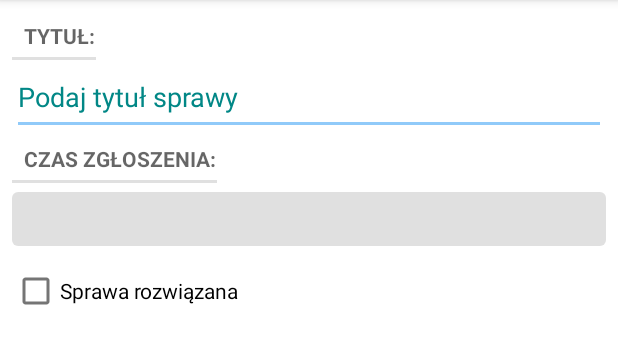
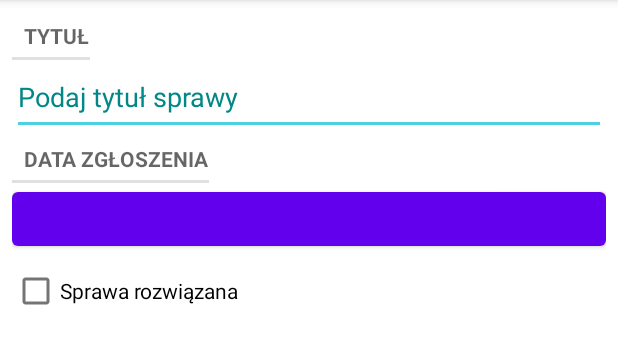
Before and after one commit to tombuczynski/criminalintent, an Android app: the CrimeFragment screen opened directly, with no data from a screen before it, on a phone screen of 412 x 824 dp, the part 84-448 px from its top. Run offline under Robolectric (Android 15) with nearby library versions, the phone set to English and light mode, and no system bars; our stand-ins replace data binding; 3 statements that could not run were skipped.

Commit message:
Chapter 12

```diff
--- a/app/src/main/java/com/bignerdranch/android/criminalintent/ui/CrimeFragment.java
+++ b/app/src/main/java/com/bignerdranch/android/criminalintent/ui/CrimeFragment.java
@@ -8,11 +8,9 @@ import android.view.ViewGroup;
 import com.bignerdranch.android.criminalintent.data.Crime;
 import com.bignerdranch.android.criminalintent.databinding.FragmentCrimeBinding;
 
-import org.jetbrains.annotations.Contract;
-
+import java.text.DateFormat;
+import java.util.Date;
 import java.util.HashSet;
-import java.util.Objects;
-import java.util.Set;
 import java.util.UUID;
 
 import androidx.annotation.NonNull;
@@ -23,12 +21,12 @@ import androidx.lifecycle.ViewModelProvider;
 public class CrimeFragment extends Fragment {
 
     private static final String TAG = "CrimeFragment";
-
-    public static final String ARG_CRIME_ID = "CRIME_ID";
+    private static final String ARG_CRIME_ID = "CrimeId";
 
     private CrimeViewModel mViewModel;
     private FragmentCrimeBinding b;
     private Crime mCrime;
+    private DateFormat mDateFormattter;
 
     @NonNull
     public static CrimeFragment newInstance(UUID crime_id) {
@@ -37,6 +35,7 @@ public class CrimeFragment extends Fragment {
         return f;
     }
 
+    @NonNull
     public static Bundle prepareArgs(UUID crime_id) {
         Bundle bundle = new Bundle();
         bundle.putSerializable(ARG_CRIME_ID, crime_id);
@@ -48,6 +47,7 @@ public class CrimeFragment extends Fragment {
     public void onCreate(@Nullable Bundle savedInstanceState) {
         super.onCreate(savedInstanceState);
 
+        mDateFormattter =  DateFormat.getDateInstance(java.text.DateFormat.LONG);
     }
 
     @Override
@@ -65,6 +65,7 @@ public class CrimeFragment extends Fragment {
         mCrime = mViewModel.getCrime(id);
 
         b.setCrime(mCrime);
+        b.setDateFormattter(mDateFormattter);
 
         //b.setLifecycleOwner(this);
 
@@ -75,9 +76,7 @@ public class CrimeFragment extends Fragment {
     public void onViewCreated(@NonNull View view, @Nullable Bundle savedInstanceState) {
         super.onViewCreated(view, savedInstanceState);
 
-        b.buttonDateTime.setEnabled(false);
-
-        handleViewEvents();
+        configureDatePickerDialog();
 
         mCrime.isModified().observe(getViewLifecycleOwner(), modified -> {
             if (modified) {
@@ -90,14 +89,23 @@ public class CrimeFragment extends Fragment {
         });
     }
 
-    private void handleViewEvents() {
-        b.buttonDateTime.setOnClickListener(v -> {
-//            Log.d(TAG, "title = " + mCrime.getTitle());
-//            Log.d(TAG, "solved = " + mCrime.isSolved());
-//
-//            mCrime = new Crime("Klipa", true);
-//            mBinding.setCrime(mCrime);
+    private void configureDatePickerDialog() {
+        //b.buttonDateTime.setEnabled(false);
 
+            b.buttonDateTime.setOnClickListener(v -> {
+
+            DatePickerDlgFragment f = DatePickerDlgFragment.newInstance(mCrime.getDate());
+            f.show(getChildFragmentManager(), DatePickerDlgFragment.TAG);
+
+        });
+
+        getChildFragmentManager().setFragmentResultListener(DatePickerDlgFragment.REQUEST_DATE, this, (requestKey, result) -> {
+            if (DatePickerDlgFragment.REQUEST_DATE.equals(requestKey)) {
+                Date d = (Date) result.getSerializable(DatePickerDlgFragment.RESULT_DATE);
+
+                b.buttonDateTime.setText(mDateFormattter.format(d));
+                mCrime.setDate(d);
+            }
         });
 
     }
--- a/app/src/main/java/com/bignerdranch/android/criminalintent/ui/CrimeRecyclerViewAdapter.java
+++ b/app/src/main/java/com/bignerdranch/android/criminalintent/ui/CrimeRecyclerViewAdapter.java
@@ -41,7 +41,7 @@ public class CrimeRecyclerViewAdapter extends RecyclerView.Adapter<CrimeRecycler
 
       public void bind(Crime crime) {
          mTextViewTitle.setText(crime.getTitle());
-         DateFormat df = DateFormat.getDateTimeInstance(DateFormat.FULL, DateFormat.SHORT);
+         DateFormat df = DateFormat.getDateInstance(DateFormat.FULL);
          mtextViewDateTime.setText(df.format(crime.getDate()));
          mImageViewSolved.setVisibility(crime.isSolved() ? View.VISIBLE : View.INVISIBLE);
       }
--- /dev/null
+++ b/app/src/main/res/layout/dialog_view_crime_date.xml
@@ -0,0 +1,6 @@
+<?xml version="1.0" encoding="utf-8"?>
+<DatePicker xmlns:android="http://schemas.android.com/apk/res/android"
+    android:id="@+id/picker_crime_date"
+    android:layout_width="wrap_content"
+    android:layout_height="wrap_content"
+    android:calendarViewShown="false" />
--- a/app/src/main/res/layout/fragment_crime.xml
+++ b/app/src/main/res/layout/fragment_crime.xml
@@ -6,6 +6,9 @@
         <variable
             name="crime"
             type="com.bignerdranch.android.criminalintent.data.Crime" />
+        <variable
+            name="dateFormattter"
+            type="java.text.DateFormat" />
     </data>
 
     <LinearLayout
@@ -42,14 +45,14 @@
             style="?android:attr/listSeparatorTextViewStyle"
             android:layout_width="wrap_content"
             android:layout_height="wrap_content"
-            android:text="@string/crime_details_label" />
+            android:text="@string/crime_date_label" />
 
         <Button
             android:id="@+id/buttonDateTime"
             android:layout_width="match_parent"
             android:layout_height="wrap_content"
-            android:text="@{java.text.DateFormat.getDateTimeInstance(java.text.DateFormat.LONG, java.text.DateFormat.SHORT).format(crime.date)}"
-            android:contentDescription="@string/crime_details_descr" />
+            android:text="@{dateFormattter.format(crime.date)}"
+            android:contentDescription="@string/crime_date_descr" />
 
         <CheckBox
             android:id="@+id/checkBoxSolved"
--- a/app/src/main/res/values-night/themes.xml
+++ b/app/src/main/res/values-night/themes.xml
@@ -6,8 +6,8 @@
         <item name="colorPrimaryVariant">@color/purple_700</item>
         <item name="colorOnPrimary">@color/black</item>
         <!-- Secondary brand color. -->
-        <item name="colorSecondary">@color/teal_200</item>
-        <item name="colorSecondaryVariant">@color/teal_200</item>
+        <item name="colorSecondary">@color/teal_300</item>
+        <item name="colorSecondaryVariant">@color/teal_300</item>
         <item name="colorOnSecondary">@color/black</item>
         <!-- Status bar color. -->
         <item name="android:statusBarColor" tools:targetApi="l">?attr/colorPrimaryVariant</item>
--- a/app/src/main/res/values/colors.xml
+++ b/app/src/main/res/values/colors.xml
@@ -3,7 +3,7 @@
     <color name="purple_200">#FFBB86FC</color>
     <color name="purple_500">#FF6200EE</color>
     <color name="purple_700">#FF3700B3</color>
-    <color name="teal_200">#90CAF9</color>
+    <color name="teal_300">#4DD0E1</color>
     <color name="teal_700">#FF018786</color>
     <color name="black">#FF000000</color>
     <color name="white">#FFFFFFFF</color>
--- a/app/src/main/res/values/strings.xml
+++ b/app/src/main/res/values/strings.xml
@@ -1,13 +1,11 @@
 <resources>
     <string name="app_name">Criminal Intent</string>
     <string name="crime_details">Criminal Intent - edycja</string>
-    <string name="crime_title_label">Tytuł:</string>
+    <string name="crime_title_label">Tytuł</string>
     <string name="crime_title_hint">Podaj tytuł sprawy</string>
-    <string name="crime_details_label">Czas zgłoszenia:</string>
-    <string name="crime_details_descr">Data i czas zgłoszenia</string>
+    <string name="crime_date_label">Data zgłoszenia</string>
+    <string name="crime_date_descr">Data zgłoszenia</string>
     <string name="crime_solved">Sprawa rozwiązana</string>
-    <!-- TODO: Remove or change this placeholder text -->
-    <string name="hello_blank_fragment">Hello blank fragment</string>
     <string name="call_police">Wezwij policję</string>
     <string name="arrow_start">Pierwszy</string>
     <string name="arrow_end">Ostatni</string>
--- a/app/src/main/res/values/themes.xml
+++ b/app/src/main/res/values/themes.xml
@@ -6,7 +6,7 @@
         <item name="colorPrimaryVariant">@color/purple_700</item>
         <item name="colorOnPrimary">@color/white</item>
         <!-- Secondary brand color. -->
-        <item name="colorSecondary">@color/teal_200</item>
+        <item name="colorSecondary">@color/teal_300</item>
         <item name="colorSecondaryVariant">@color/teal_700</item>
         <item name="colorOnSecondary">@color/black</item>
         <!-- Status bar color. -->
```
Also changed, not shown: app/src/main/java/com/bignerdranch/android/criminalintent/ui/DatePickerDlgFragment.java (added, +85 -0 lines).
